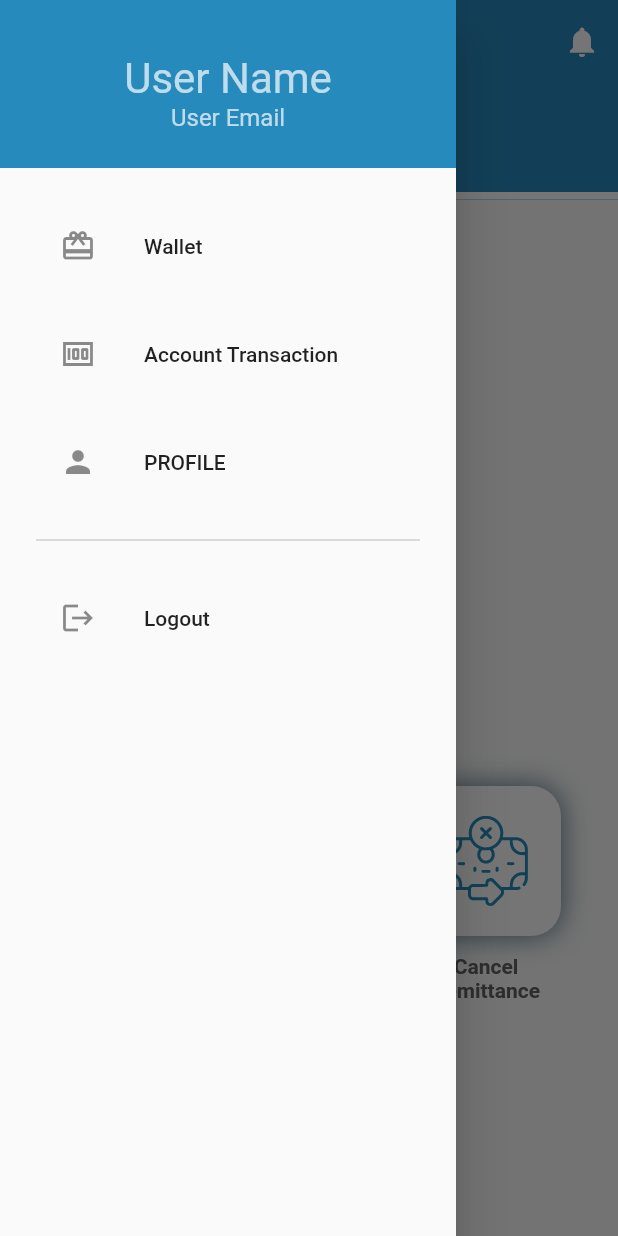
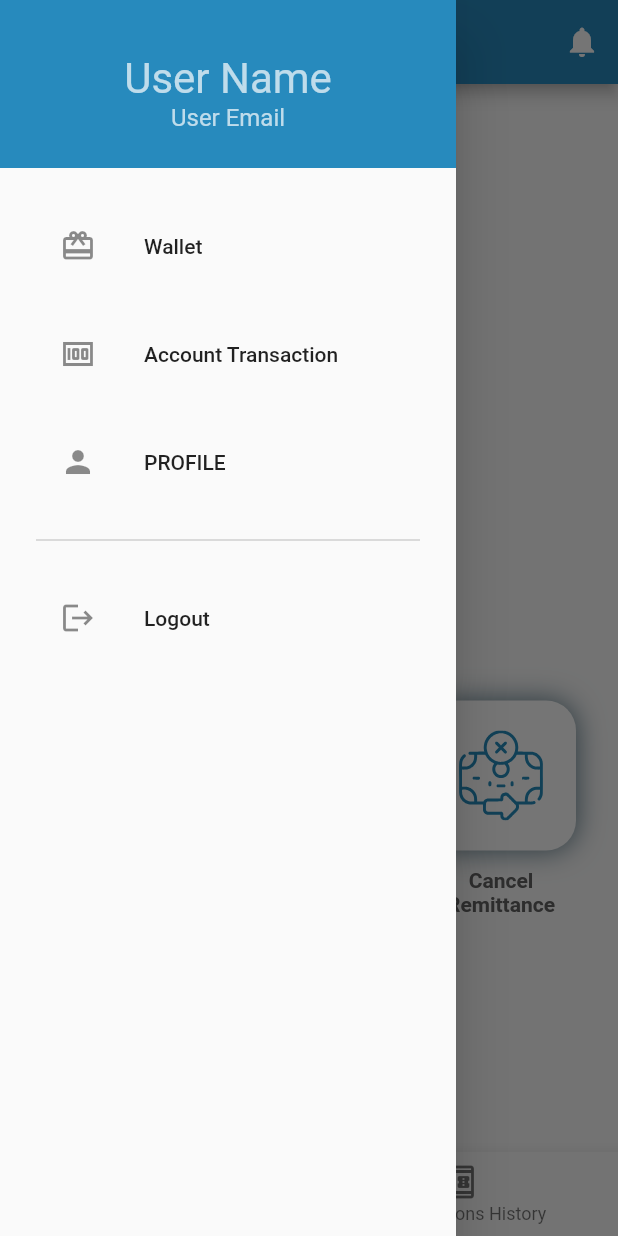
Before and after one commit to HajerAlmatari/walletV2, a Flutter app: the screen it shows once a user with an empty profile is signed in, with the side drawer open, on a phone screen of 412 x 824 dp. Run offline on Flutter 3.47's test engine with Material 2 defaults, Android fonts, the phone set to English and light mode, and no system bars; drawn by our look-alikes of carousel_slider; our stand-ins replace dropdown_button2, email_validator, firebase_auth, firebase_core, flutter_easyloading, flutter_pw_validator and 5 more; missing offline and left inert: qr_code_scanner; accounts and stored records are empty; network calls fail.

Commit message:
sprint 2.3.2

```diff
--- /dev/null
+++ b/lib/Models/transactions.dart
@@ -0,0 +1,59 @@
+// To parse this JSON data, do
+//
+//     final transactions = transactionsFromJson(jsonString);
+
+import 'dart:convert';
+
+List<Transactions> transactionsHistoryFromJson(String str) =>
+    List<Transactions>.from(json.decode(str).map((x) => Transactions.fromJson(x)));
+
+String transactionsHistoryToJson(List<Transactions> data) =>
+    json.encode(List<dynamic>.from(data.map((x) => x.toJson())));
+
+class Transactions {
+  Transactions({
+    required this.id,
+    required this.startdate,
+    required this.type,
+    required this.description,
+    required this.status,
+    required this.amount,
+    required this.affectedId,
+    required this.accountId,
+    required this.servicePointId,
+  });
+
+  int id;
+  DateTime startdate;
+  int type;
+  String description;
+  int status;
+  int amount;
+  int affectedId;
+  int accountId;
+  int servicePointId;
+
+  factory Transactions.fromJson(Map<String, dynamic> json) => Transactions(
+        id: json["id"],
+        startdate: DateTime.parse(json["startdate"]),
+        type: json["type"],
+        description: json["description"],
+        status: json["status"],
+        amount: json["amount"],
+        affectedId: json["affectedId"],
+        accountId: json["accountId"],
+        servicePointId: json["servicePointId"],
+      );
+
+  Map<String, dynamic> toJson() => {
+        "id": id,
+        "startdate": startdate.toIso8601String(),
+        "type": type,
+        "description": description,
+        "status": status,
+        "amount": amount,
+        "affectedId": affectedId,
+        "accountId": accountId,
+        "servicePointId": servicePointId,
+      };
+}
--- a/lib/screens/Internet_adsl.dart
+++ b/lib/screens/Internet_adsl.dart
@@ -42,7 +42,7 @@ class _InternetADSLState extends State<InternetADSL> {
         Uri.parse(
             'https://walletv1.azurewebsites.net/api/Payment/payments'),
         body: jsonEncode({
-          "senderSubAccountId": selectedValue.substring(0, 10),
+          "subAccountId": selectedValue.substring(0, 10).toString(),
           "number": phoneController.text,
           "amount": amountController.text,
           "type" : 5,
--- a/lib/screens/credit_card_screen.dart
+++ b/lib/screens/credit_card_screen.dart
@@ -54,7 +54,7 @@ class _CreditCardScreenState extends State<CreditCardScreen> {
         child: SingleChildScrollView(
           physics: const ClampingScrollPhysics(),
           child: Padding(
-              padding: const EdgeInsets.all(20),
+              padding: const EdgeInsets.fromLTRB(0,20,0,20),
               child: Column(mainAxisSize: MainAxisSize.min, children: [
                 Container(
                   height: 250,
--- a/lib/screens/electricity.dart
+++ b/lib/screens/electricity.dart
@@ -44,7 +44,7 @@ class _ElectricityState extends State<Electricity> {
         Uri.parse(
             'https://walletv1.azurewebsites.net/api/Payment/payments'),
         body: jsonEncode({
-          "senderSubAccountId": selectedValue.substring(0, 10),
+          "subAccountId": selectedValue.substring(0, 10).toString(),
           "number": subscriberNumberController.text,
           "amount": amountController.text,
           "type" : 4,
--- a/lib/screens/nav_screen.dart
+++ b/lib/screens/nav_screen.dart
@@ -2,6 +2,7 @@ import 'package:flutter/material.dart';
 import 'package:get/get.dart';
 import 'package:provider/provider.dart';
 import 'package:walletapp/Models/SaveAccount.dart';
+import 'package:walletapp/screens/transactions-history.dart';
 import 'package:walletapp/screens/transactions/bottom_navigation.dart';
 import 'package:walletapp/screens/transfer_between_holder_accounts.dart';
 import 'package:walletapp/services/firebase_auth_methods.dart';
@@ -47,6 +48,32 @@ class _NavScreenState extends State<NavScreen> {
     }}
   }
 
+  int  _selectedIndex = 0;
+  static  TextStyle optionStyle =
+  const TextStyle(fontSize: 30, fontWeight: FontWeight.bold);
+  static  final List<Widget> _widgetOptions = <Widget>[
+    TabBarView(
+      children: [
+        CreditCardScreen(),
+        //SavingsScreen(),
+      ],
+    ),
+
+    // Text(
+    //   'Transactions Page',
+    //   style: optionStyle,
+    // ),
+
+    TransactionHistory(),
+  ];
+
+  void _onItemTapped(int index) {
+    setState(() {
+      _selectedIndex = index;
+    });
+  }
+
+
   @override
   Widget build(BuildContext context) {
     final user = context.read<FirebaseAuthMethods>().user;
@@ -55,40 +82,64 @@ class _NavScreenState extends State<NavScreen> {
       child: Scaffold(
         drawer: NavigationDrawer(),
         appBar: AppBar(
+
           actions: [
             IconButton(onPressed: () {}, icon: Icon(Icons.notifications))
           ],
           title:Text("User Name"),
           centerTitle: true,
           backgroundColor: CDarkerColor,
-          bottom: const TabBar(
-            indicatorColor: Colors.white,
-            indicatorWeight: 5,
-            tabs: [
-              Tab(
-                text: "Account Activity",
-                icon: Icon(Icons.credit_card),
-              ),
-              //Tab(text: "Saving", icon: Icon(Icons.savings),),
-            ],
-          ),
-          elevation: 0,
-          flexibleSpace: Container(
-            decoration: const BoxDecoration(
-                gradient: LinearGradient(
-              colors: [CDarkerColor, CLighterColor],
-              begin: Alignment.bottomRight,
-              end: Alignment.topLeft,
-            )),
-          ),
+          // bottom: const TabBar(
+          //   indicatorColor: Colors.white,
+          //   indicatorWeight: 5,
+          //   tabs: [
+          //     Tab(
+          //       text: "Account Activity",
+          //       icon: Icon(Icons.credit_card),
+          //     ),
+          //     //Tab(text: "Saving", icon: Icon(Icons.savings),),
+          //   ],
+          // ),
+          // elevation: 0,
+          // flexibleSpace: Container(
+          //   decoration: const BoxDecoration(
+          //       gradient: LinearGradient(
+          //     colors: [CDarkerColor, CLighterColor],
+          //     begin: Alignment.bottomRight,
+          //     end: Alignment.topLeft,
+          //   )),
+          // ),
         ),
         //drawer: const DrawerWidget(),
-        body: const TabBarView(
+        body:Container(
+          padding: EdgeInsets.fromLTRB(0, 20, 0, 0),
+          child: _widgetOptions.elementAt(_selectedIndex),
+        ),
+        /*
+        const TabBarView(
           children: [
             CreditCardScreen(),
             //SavingsScreen(),
           ],
         ),
+
+         */
+        bottomNavigationBar: BottomNavigationBar(
+          items: const <BottomNavigationBarItem>[
+            BottomNavigationBarItem(
+              icon: Icon(Icons.home),
+              label: 'Home',
+            ),
+            BottomNavigationBarItem(
+              icon: Icon(Icons.book_online_outlined),
+              label: 'Transactions History',
+            ),
+
+          ],
+          currentIndex: _selectedIndex,
+          selectedItemColor: Colors.blue[800],
+          onTap: _onItemTapped,
+        ),
       ),
     );
   }
```
Also changed, not shown: lib/Api/RemoteService.dart (+22 -0 lines), lib/login.dart (+7 -2 lines), lib/screens/transactions-history.dart (added, +63 -0 lines), lib/screens/yemen_mobile.dart (+3 -4 lines), lib/services/firebase_auth_methods.dart (+19 -7 lines), lib/widgets/drawer.dart (+5 -2 lines).
